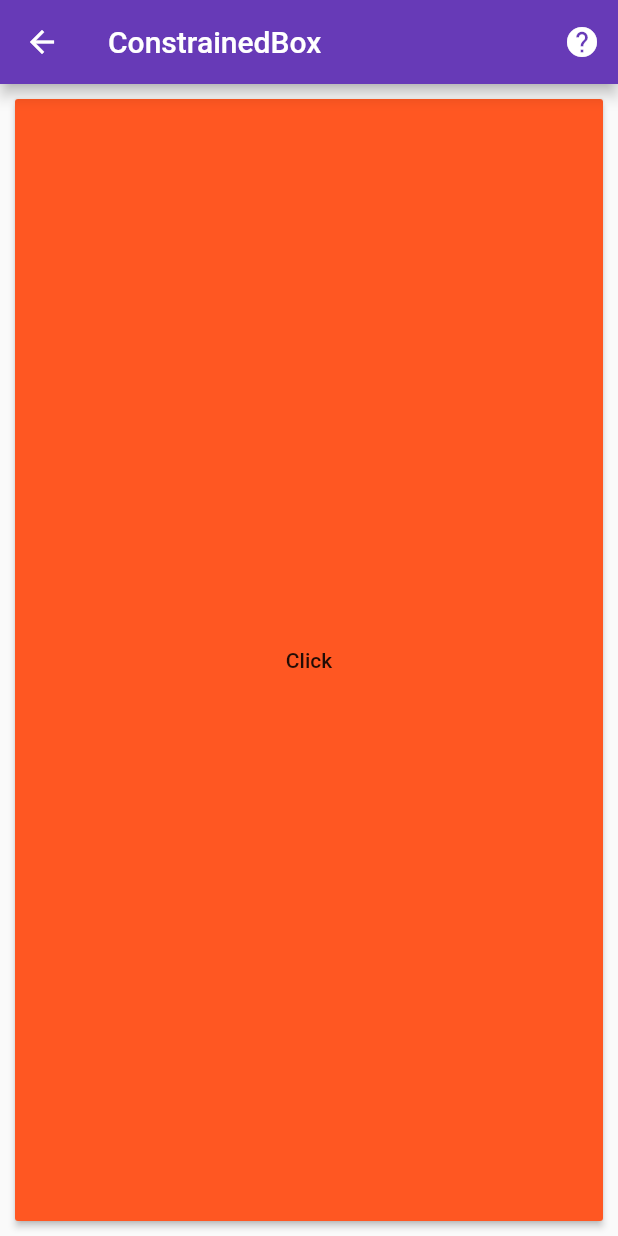
After one commit to sanjay-rb/100-Days-Of-Flutter-Widgets, a Flutter app: the Day48ConstrainedBox screen opened directly, after a tap on the "help" icon, on a phone screen of 412 x 824 dp. The commit adds this screen. Run offline on Flutter 3.47's test engine with Material 2 defaults, Android fonts, the phone set to English and light mode, and no system bars.

Commit message:
Day48 Completed with ConstrainedBox

```diff
--- /dev/null
+++ b/hundred_days_of_flutter_widget/lib/day048_constrained_box.dart
@@ -0,0 +1,56 @@
+import 'package:flutter/material.dart';
+import 'package:flutter/rendering.dart';
+import 'package:url_launcher/url_launcher.dart';
+
+class Day48ConstrainedBox extends StatelessWidget {
+  const Day48ConstrainedBox({Key key}) : super(key: key);
+
+  @override
+  Widget build(BuildContext context) {
+    return Scaffold(
+      appBar: AppBar(
+        title: Text("ConstrainedBox"),
+        actions: <Widget>[
+          IconButton(
+            icon: Icon(Icons.help),
+            onPressed: () async {
+              const url =
+                  'https://github.com/sanjaysanju618/100-Days-Of-Flutter-Widgets/' +
+                      'blob/master/hundred_days_of_flutter_widget/' +
+                      'lib/day048_constrained_box.dart';
+              if (await canLaunch(url)) {
+                await launch(url);
+              } else {
+                throw 'Could not launch $url';
+              }
+            },
+          )
+        ],
+      ),
+      body: SafeArea(
+          /**
+         * ? What is ConstrainedBox....
+         * ! ConstrainedBox is the smart widget....
+         * ! We can constrained the child with max - width&height, min - width&height....
+         */
+          child: ConstrainedBox(
+        constraints: BoxConstraints
+            .expand(), // ! we can use expand to fill all the parent space....
+        // constraints: BoxConstraints(
+        //   maxHeight: 250, ! fix max height....
+        //   maxWidth: 250, ! fix max width....
+        //   minHeight: 50, ! fix min height....
+        //   minWidth: 50, ! fix min width....
+        // ),
+        child: Padding(
+          padding: const EdgeInsets.all(10.0),
+          child: RaisedButton(
+            color: Colors.deepOrange,
+            onPressed: () {},
+            child: Text("Click"),
+          ),
+        ),
+      )),
+    );
+  }
+}
--- a/hundred_days_of_flutter_widget/lib/main.dart
+++ b/hundred_days_of_flutter_widget/lib/main.dart
@@ -45,6 +45,7 @@ import 'package:hundreddaysofflutterwidget/day044_animated_position.dart';
 import 'package:hundreddaysofflutterwidget/day045_animated_padding.dart';
 import 'package:hundreddaysofflutterwidget/day046_indexed_stack.dart';
 import 'package:hundreddaysofflutterwidget/day047_semantics.dart';
+import 'package:hundreddaysofflutterwidget/day048_constrained_box.dart';
 import 'package:hundreddaysofflutterwidget/inherited_widget/day037_inherited_widget.dart';
 
 void main() {
@@ -126,7 +127,8 @@ class _MainPageState extends State<MainPage> {
     "AnimatedPositioned": Day44AnimatedPositioned(),
     "AnimatedPadding": Day45AnimatedPadding(),
     "IndexedStack": Day46IndexedStack(),
-    "Semantics": Day47Semantics()
+    "Semantics": Day47Semantics(),
+    "ConstrainedBox": Day48ConstrainedBox()
   };
 
   List _listTitle = [
@@ -176,7 +178,8 @@ class _MainPageState extends State<MainPage> {
     "AnimatedPositioned",
     "AnimatedPadding",
     "IndexedStack",
-    "Semantics"
+    "Semantics",
+    "ConstrainedBox"
   ];
 
   List fliter = List<String>();
```
Also changed, not shown: 1 other file.
